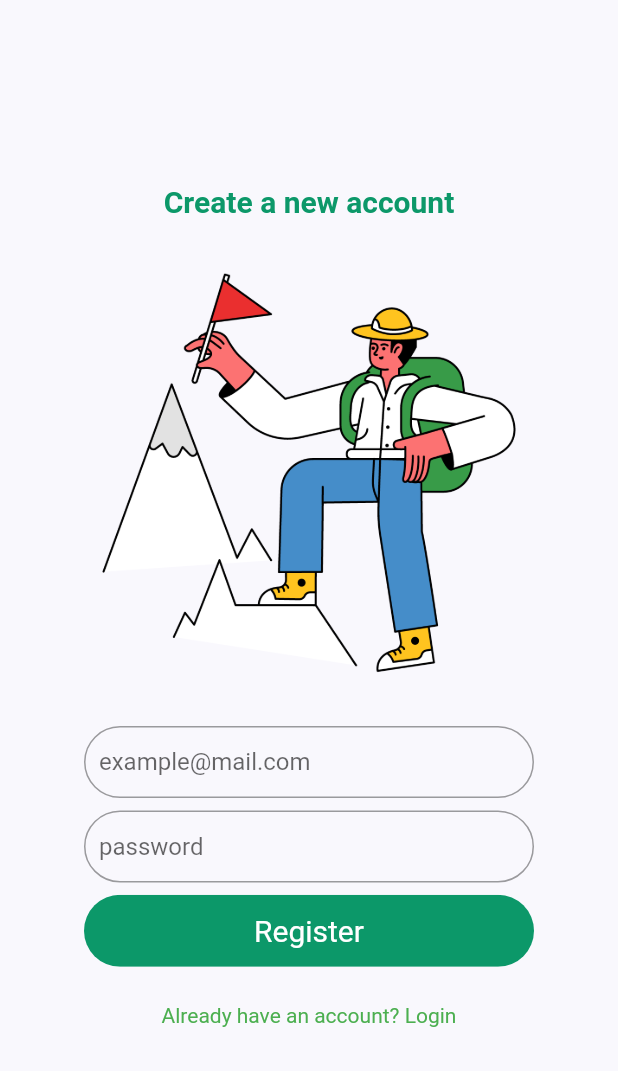
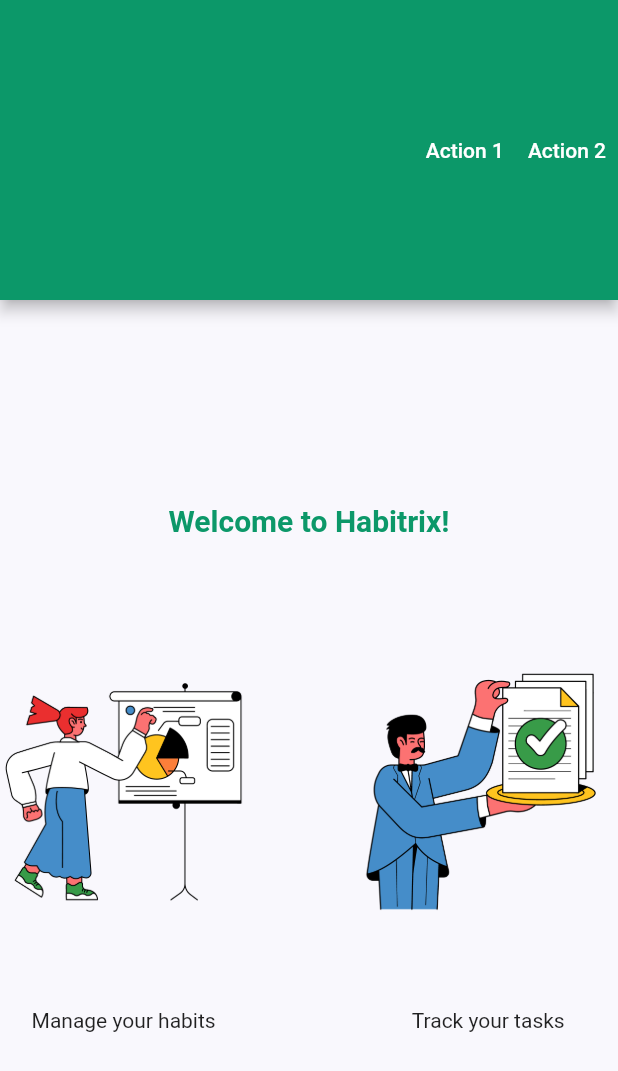
Before and after one commit to Metalicana/habitrix, a Flutter app: the screen it shows after launch, on a phone screen of 412 x 824 dp. Shown: the top 1071 px of the screen. Run offline on Flutter 3.47's test engine with Material 2 defaults, Android fonts, the phone set to English and light mode, and no system bars.

Commit message:
Added homeScreen but not complete.

```diff
--- a/lib/main.dart
+++ b/lib/main.dart
@@ -1,5 +1,6 @@
 import 'package:flutter/material.dart';
 import 'package:habitrix/constants.dart';
+import 'package:habitrix/screens/home/homeScreen.dart';
 import 'package:habitrix/screens/register/registerScreen.dart';
 
 void main() {
@@ -20,7 +21,7 @@
         scaffoldBackgroundColor: kBackgroundColor,
 
       ),
-      home: RegisterScreen(),
+      home: HomeScreen(),
     );
   }
 }
--- /dev/null
+++ b/lib/screens/home/components/background.dart
@@ -0,0 +1,25 @@
+import 'package:flutter/material.dart';
+
+class Background extends StatelessWidget {
+  final Widget child;
+  const Background({
+    Key? key,
+    required this.child,
+  }) : super(key: key);
+
+  @override
+  Widget build(BuildContext context) {
+    Size size = MediaQuery.of(context).size;
+    return Container(
+      width: double.infinity,
+      height: size.height,
+      child: Stack(
+        alignment: Alignment.center,
+        children: <Widget>[
+
+          child,
+        ],
+      ),
+    );
+  }
+}
--- /dev/null
+++ b/lib/screens/home/components/body.dart
@@ -0,0 +1,75 @@
+import 'package:flutter/material.dart';
+import 'package:habitrix/screens/home/components/background.dart';
+import 'package:habitrix/constants.dart';
+// import 'package:flutter_auth/Screens/Signup/signup_screen.dart';
+// import 'package:flutter_auth/components/already_have_an_account_acheck.dart';
+// import 'package:flutter_auth/components/rounded_button.dart';
+// import 'package:flutter_auth/components/rounded_input_field.dart';
+// import 'package:flutter_auth/components/rounded_password_field.dart';
+
+class Body extends StatelessWidget {
+  const Body({Key? key}) : super(key: key);
+
+  @override
+  Widget build(BuildContext context) {
+    Size size = MediaQuery.of(context).size;
+    return Background(
+
+      child: SingleChildScrollView(
+
+        child: Column(
+
+          mainAxisAlignment: MainAxisAlignment.center,
+          children: <Widget>[
+            const Text(
+              "Welcome to Habitrix!",
+              style: TextStyle(
+                fontWeight: FontWeight.bold,
+                color: kPrimaryColor,
+                fontSize: 20,
+              ),
+            ),
+            SizedBox(height: size.height * 0.03),
+            Row(
+              children: <Widget>[
+                Column(
+                  children: <Widget>[
+                    Image.asset(
+                      "assets/images/business _ presentation, graph, chart, project, analytics, statistics, woman, people.png",
+                      height: size.height * 0.35,
+                      width: size.width * 0.4,
+
+                    ),
+                    const Text(
+                      'Manage your habits'
+                    )
+                  ],
+
+                ),
+
+                SizedBox(width: size.height * 0.095),
+                Column(
+                  children: <Widget>[
+                    Image.asset(
+
+                      "assets/images/e-commerce _ service, receipt, document, confirm, complete, checkmark, server, waiter.png",
+                      height: size.height * 0.35,
+                      width: size.width * 0.4,
+                    ),
+                    const Text(
+                        'Track your tasks'
+                    )
+                  ],
+                ),
+
+              ],
+            ),
+
+
+
+          ],
+        ),
+      ),
+    );
+  }
+}
--- /dev/null
+++ b/lib/screens/home/homeScreen.dart
@@ -0,0 +1,31 @@
+import 'package:flutter/material.dart';
+import 'package:habitrix/constants.dart';
+import 'package:habitrix/screens/home/components/body.dart';
+
+
+class HomeScreen extends StatelessWidget {
+  const HomeScreen({Key? key}) : super(key: key);
+
+  @override
+  Widget build(BuildContext context) {
+    return Scaffold(
+      appBar: AppBar(
+          toolbarHeight: 200,
+          backgroundColor: kPrimaryColor,
+          actions: <Widget>[
+            TextButton(
+              style: TextButton.styleFrom(primary: Theme.of(context).colorScheme.onPrimary),
+              onPressed: () {},
+              child: const Text('Action 1'),
+            ),
+            TextButton(
+              style: TextButton.styleFrom(primary: Theme.of(context).colorScheme.onPrimary),
+              onPressed: () {},
+              child: const Text('Action 2'),
+            )
+          ],
+      ),
+      body: Body(),
+    );
+  }
+}
```
